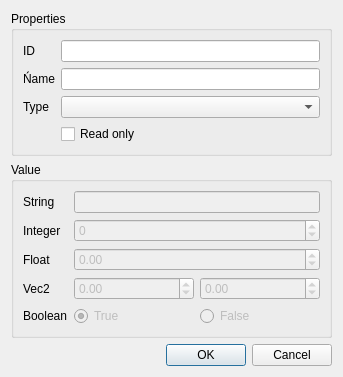
The window that editor/gui/dlgscriptvar.ui (ensisoft/detonator) describes before a commit, drawn with Qt 5.
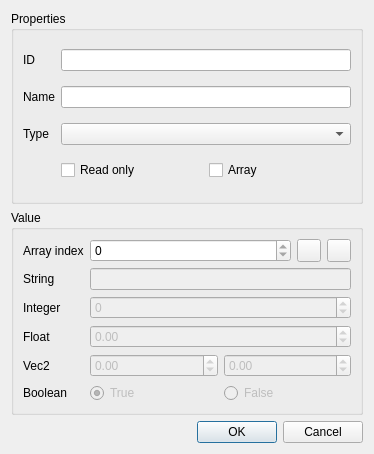
The same window after the commit. Icons and pictures are not drawn.

Commit message:
Add scripting variable array support
Add scripting variable array support. This commit includes vertical
changes to support array type of a scripting variable. The array
will be accessed in Lua through a ArrayInterface object which provides
the Lua binding interface (with some additional methods) for accessing
the underlying scripting variable array data. If the object is not
array then the Lua object that is returned on variable access is
the primitive object.

What changed in the file:
```diff
--- a/editor/gui/dlgscriptvar.ui
+++ b/editor/gui/dlgscriptvar.ui
@@ -6,8 +6,8 @@
    <rect>
     <x>0</x>
     <y>0</y>
-    <width>343</width>
-    <height>360</height>
+    <width>374</width>
+    <height>454</height>
    </rect>
   </property>
   <property name="windowTitle">
@@ -20,10 +20,10 @@
       <string>Properties</string>
      </property>
      <layout class="QGridLayout" name="gridLayout_2">
-      <item row="2" column="0">
-       <widget class="QLabel" name="label_2">
+      <item row="1" column="0">
+       <widget class="QLabel" name="label">
         <property name="text">
-         <string>Type</string>
+         <string>Name</string>
         </property>
        </widget>
       </item>
@@ -34,16 +34,6 @@
         </property>
        </widget>
       </item>
-      <item row="1" column="1">
-       <widget class="QLineEdit" name="varName"/>
-      </item>
-      <item row="1" column="0">
-       <widget class="QLabel" name="label">
-        <property name="text">
-         <string>Ńame</string>
-        </property>
-       </widget>
-      </item>
       <item row="0" column="1">
        <widget class="QLineEdit" name="varID">
         <property name="readOnly">
@@ -51,15 +41,36 @@
         </property>
        </widget>
       </item>
+      <item row="1" column="1">
+       <widget class="QLineEdit" name="varName"/>
+      </item>
+      <item row="2" column="0">
+       <widget class="QLabel" name="label_2">
+        <property name="text">
+         <string>Type</string>
+        </property>
+       </widget>
+      </item>
       <item row="2" column="1">
        <widget class="QComboBox" name="varType"/>
       </item>
       <item row="3" column="1">
-       <widget class="QCheckBox" name="chkReadOnly">
-        <property name="text">
-         <string>Read only</string>
-        </property>
-       </widget>
+       <layout class="QHBoxLayout" name="horizontalLayout_2">
+        <item>
+         <widget class="QCheckBox" name="chkReadOnly">
+          <property name="text">
+           <string>Read only</string>
+          </property>
+         </widget>
+        </item>
+        <item>
+         <widget class="QCheckBox" name="chkArray">
+          <property name="text">
+           <string>Array</string>
+          </property>
+         </widget>
+        </item>
+       </layout>
       </item>
      </layout>
     </widget>
@@ -210,6 +221,46 @@
         </property>
        </widget>
       </item>
+      <item row="0" column="0">
+       <widget class="QLabel" name="lblIndex">
+        <property name="text">
+         <string>Array index</string>
+        </property>
+       </widget>
+      </item>
+      <item row="0" column="2">
+       <layout class="QHBoxLayout" name="horizontalLayout_3">
+        <item>
+         <widget class="QSpinBox" name="index">
+          <property name="maximum">
+           <number>0</number>
+          </property>
+         </widget>
+        </item>
+        <item>
+         <widget class="QToolButton" name="btnAdd">
+          <property name="text">
+           <string/>
+          </property>
+          <property name="icon">
+           <iconset resource="../resource/resource.qrc">
+            <normaloff>:/16x16_ico_png/add.png</normaloff>:/16x16_ico_png/add.png</iconset>
+          </property>
+         </widget>
+        </item>
+        <item>
+         <widget class="QToolButton" name="btnDel">
+          <property name="text">
+           <string/>
+          </property>
+          <property name="icon">
+           <iconset resource="../resource/resource.qrc">
+            <normaloff>:/16x16_ico_png/delete.png</normaloff>:/16x16_ico_png/delete.png</iconset>
+          </property>
+         </widget>
+        </item>
+       </layout>
+      </item>
      </layout>
     </widget>
    </item>
```
Left out of the diff: 8 changed lines with no effect on the pictures. The commit also changes 9 other files.
